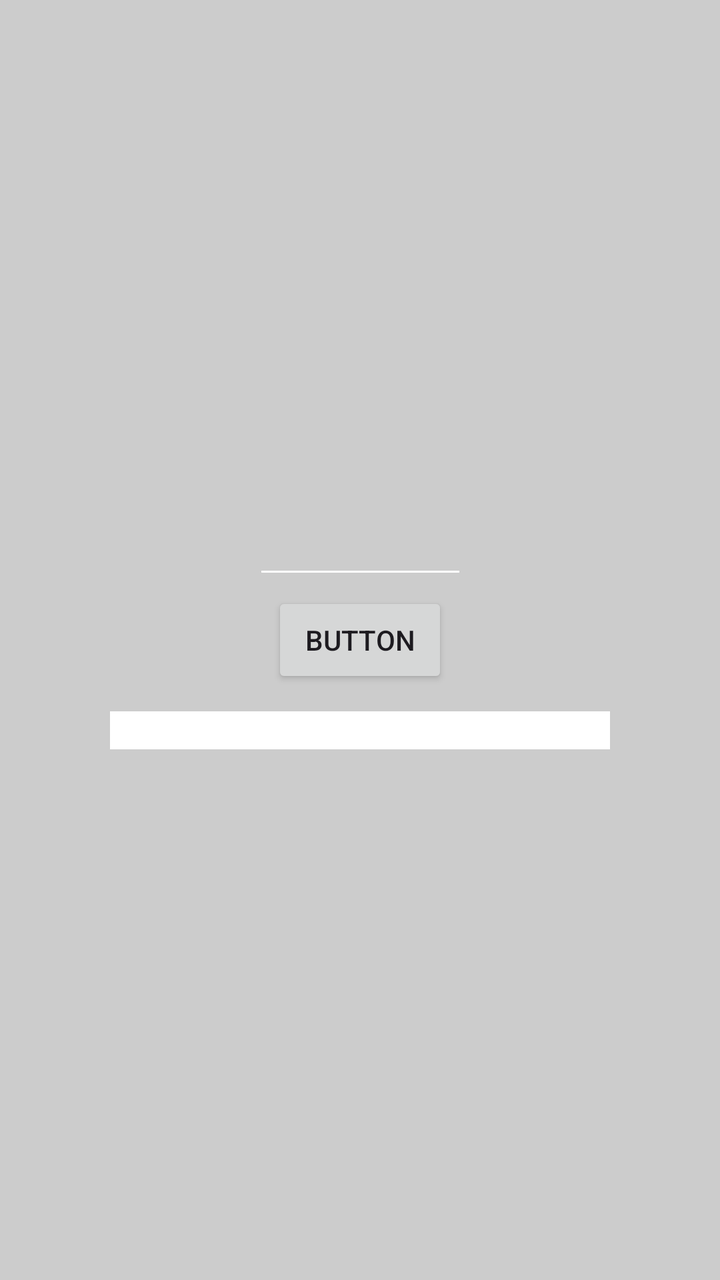
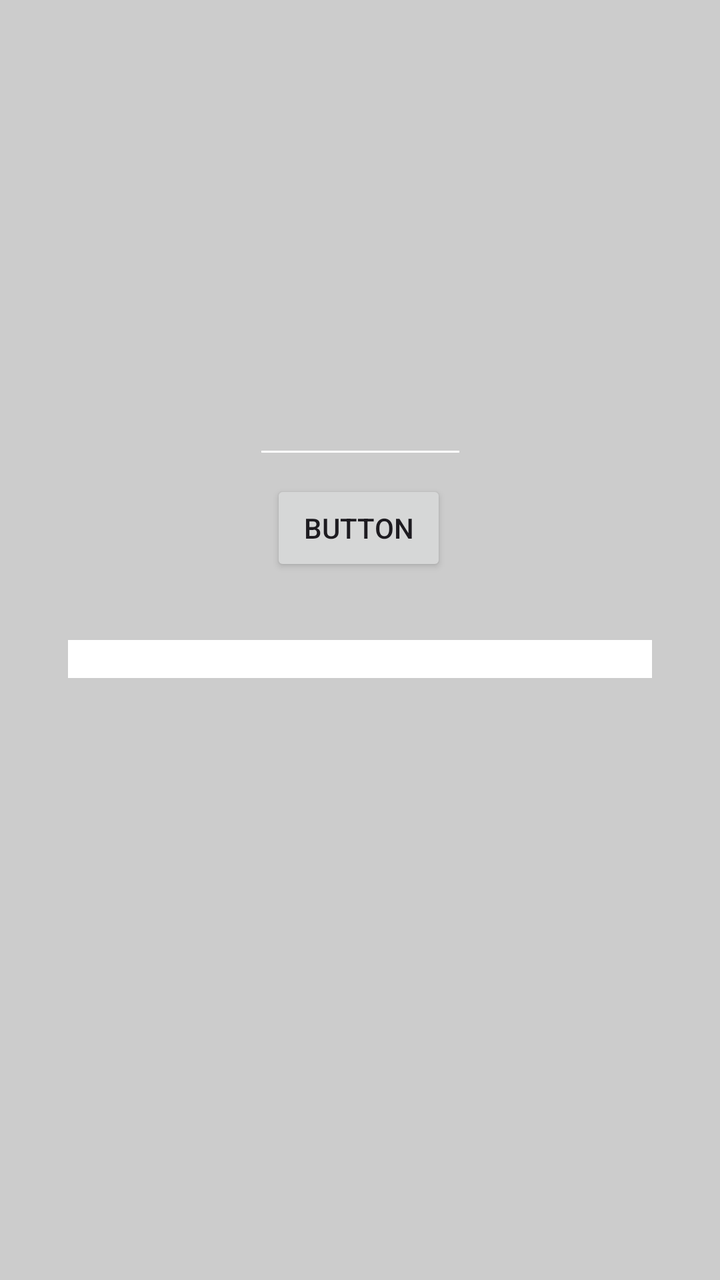

Compare the two renders of this Android layout. The source of the first and the diff that turns it into the second are given below.
<!-- AndroidManifest.xml: application theme Theme.Primeraapp -->
<!-- res/layout/activity_main.xml -->
<?xml version="1.0" encoding="utf-8"?>
<androidx.constraintlayout.widget.ConstraintLayout xmlns:android="http://schemas.android.com/apk/res/android"
    xmlns:app="http://schemas.android.com/apk/res-auto"
    xmlns:tools="http://schemas.android.com/tools"
    android:id="@+id/main"
    android:layout_width="match_parent"
    android:layout_height="match_parent"
    android:background="#CCCCCC"
    tools:context=".MainActivity">

    <EditText
        android:id="@+id/numUser"
        android:layout_width="107dp"
        android:layout_height="52dp"
        android:backgroundTint="#FFFFFF"
        android:ems="10"
        android:inputType="number"
        app:layout_constraintBottom_toBottomOf="parent"
        app:layout_constraintEnd_toEndOf="parent"
        app:layout_constraintStart_toStartOf="parent"
        app:layout_constraintTop_toTopOf="parent"
        app:layout_constraintVertical_bias="0.412" />

    <Button
        android:id="@+id/boton1"
        android:layout_width="wrap_content"
        android:layout_height="wrap_content"
        android:text="Button"
        app:layout_constraintBottom_toBottomOf="parent"
        app:layout_constraintEnd_toEndOf="parent"
        app:layout_constraintStart_toStartOf="parent"
        app:layout_constraintTop_toTopOf="parent" />

    <ScrollView
        android:id="@+id/myScrollView"
        android:layout_width="250dp"
        android:layout_height="250dp"
        app:layout_constraintBottom_toBottomOf="parent"
        app:layout_constraintEnd_toEndOf="parent"
        app:layout_constraintStart_toStartOf="parent"
        app:layout_constraintTop_toTopOf="parent"
        app:layout_constraintVertical_bias="0.912">

        <LinearLayout
            android:layout_width="match_parent"
            android:layout_height="wrap_content"
            android:orientation="vertical">

            <TextView
                android:id="@+id/texto1"
                android:layout_width="match_parent"
                android:layout_height="wrap_content"
                android:background="#FFFFFF"
                android:gravity="center_horizontal"
                android:scrollbarAlwaysDrawHorizontalTrack="false"
                android:scrollbarAlwaysDrawVerticalTrack="true"
                android:scrollHorizontally="false"
                android:selectAllOnFocus="false" />
        </LinearLayout>
    </ScrollView>

</androidx.constraintlayout.widget.ConstraintLayout>
<!-- resources referenced by this layout -->
<resources>
  <style name="Theme.Primeraapp" parent="Base.Theme.Primeraapp" />
  <style name="Base.Theme.Primeraapp" parent="Theme.Material3.DayNight.NoActionBar">
          
          
      </style>
</resources>

<!-- the commit's change to res/layout/activity_main.xml (unified diff, before → after) -->
@@ -19,7 +19,7 @@
         app:layout_constraintEnd_toEndOf="parent"
         app:layout_constraintStart_toStartOf="parent"
         app:layout_constraintTop_toTopOf="parent"
-        app:layout_constraintVertical_bias="0.412" />
+        app:layout_constraintVertical_bias="0.31" />
 
     <Button
         android:id="@+id/boton1"
@@ -28,18 +28,24 @@
         android:text="Button"
         app:layout_constraintBottom_toBottomOf="parent"
         app:layout_constraintEnd_toEndOf="parent"
+        app:layout_constraintHorizontal_bias="0.498"
         app:layout_constraintStart_toStartOf="parent"
-        app:layout_constraintTop_toTopOf="parent" />
+        app:layout_constraintTop_toBottomOf="@+id/numUser"
+        app:layout_constraintVertical_bias="0.016" />
 
     <ScrollView
         android:id="@+id/myScrollView"
-        android:layout_width="250dp"
-        android:layout_height="250dp"
+        android:layout_width="292dp"
+        android:layout_height="0dp"
+        android:layout_marginStart="60dp"
+        android:layout_marginTop="32dp"
+        android:layout_marginEnd="60dp"
+        android:layout_marginBottom="24dp"
         app:layout_constraintBottom_toBottomOf="parent"
         app:layout_constraintEnd_toEndOf="parent"
         app:layout_constraintStart_toStartOf="parent"
-        app:layout_constraintTop_toTopOf="parent"
-        app:layout_constraintVertical_bias="0.912">
+        app:layout_constraintTop_toBottomOf="@+id/boton1"
+        app:layout_constraintVertical_bias="0.034">
 
         <LinearLayout
             android:layout_width="match_parent"
